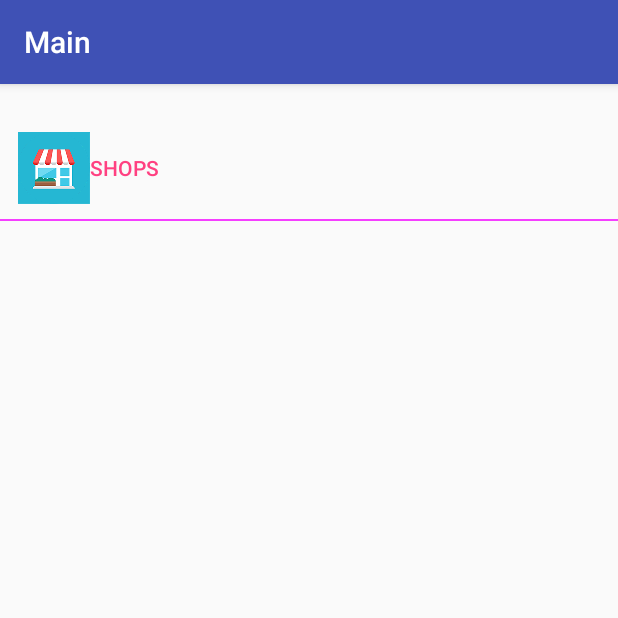
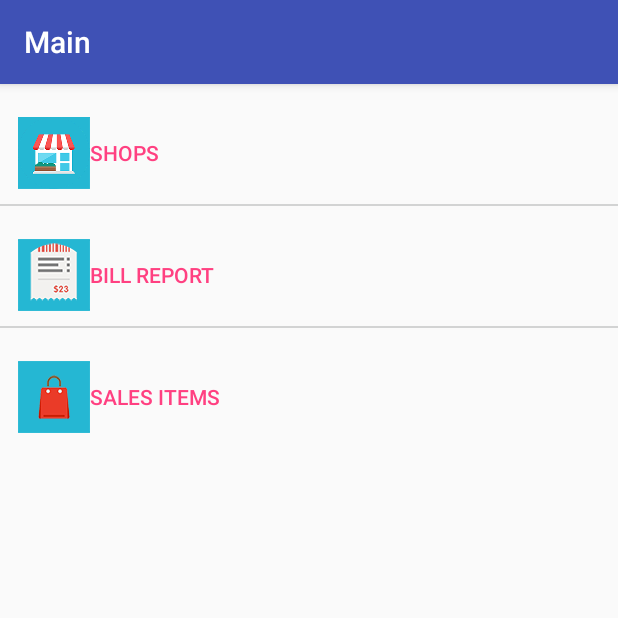
Before and after one commit to MagdyEl-Sayed/check-up, an Android app: the MainActivity screen opened directly, with no data from a screen before it, on a phone screen of 412 x 824 dp, the top half of it. Run offline under Robolectric (Android 15) with nearby library versions, the phone set to English and light mode, and no system bars.

Commit message:
main activity layout updated

```diff
--- a/app/src/main/res/layout/activity_man_menu.xml
+++ b/app/src/main/res/layout/activity_man_menu.xml
@@ -15,7 +15,7 @@
             android:layout_height="match_parent"
             android:src="@mipmap/ic_launcher"
             android:id="@+id/btn_shopping"
-            android:paddingTop="32sp"
+            android:paddingTop="22sp"
             android:text="Shops"
 
             style="?android:attr/buttonBarButtonStyle"
@@ -23,7 +23,35 @@
         <View
             android:layout_width="wrap_content"
             android:layout_height="1dp"
-            android:background="#fff53fff"/>
+            android:background="#d2d3d3"/>
+        <Button
+
+            android:drawableLeft="@mipmap/bill_ic"
+            android:layout_width="match_parent"
+            android:layout_height="match_parent"
+            android:src="@mipmap/ic_launcher"
+            android:id="@+id/btn_report"
+            android:paddingTop="22sp"
+            android:text="Bill Report"
+
+            style="?android:attr/buttonBarButtonStyle"
+            android:gravity="start|center_vertical"/>
+        <View
+            android:layout_width="wrap_content"
+            android:layout_height="1dp"
+            android:background="#d2d3d3"/>
+        <Button
+
+            android:drawableLeft="@mipmap/sales_ic"
+            android:layout_width="match_parent"
+            android:layout_height="match_parent"
+            android:src="@mipmap/ic_launcher"
+            android:id="@+id/btn_salesItem"
+            android:paddingTop="22sp"
+            android:text="Sales Items"
+
+            style="?android:attr/buttonBarButtonStyle"
+            android:gravity="start|center_vertical"/>
     </LinearLayout>
 
 </ScrollView>
```
Also changed, not shown: app/src/main/res/mipmap-hdpi/bill_ic.png (added), app/src/main/res/mipmap-hdpi/sales_ic.png (added), app/src/main/res/mipmap-mdpi/bill_ic.png (added), app/src/main/res/mipmap-mdpi/sales_ic.png (added), app/src/main/res/mipmap-xhdpi/bill_ic.png (added), app/src/main/res/mipmap-xhdpi/sales_ic.png (added), app/src/main/res/mipmap-xxhdpi/bill_ic.png (added), app/src/main/res/mipmap-xxhdpi/sales_ic.png (added), app/src/main/res/mipmap-xxxhdpi/bill_ic.png (added), app/src/main/res/mipmap-xxxhdpi/sales_ic.png (added).
